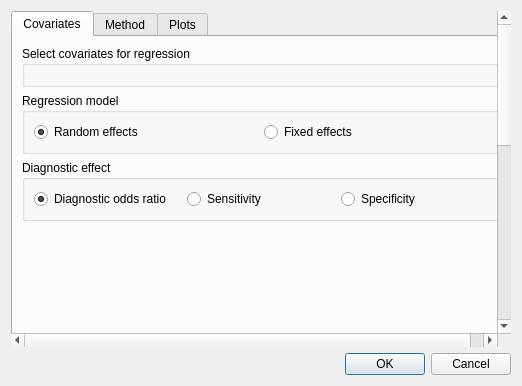
AliSalman-et-al/rc-metastudio, file src/rc_metastudio/forms/analysis_setup_dialog.ui: the form before one commit.
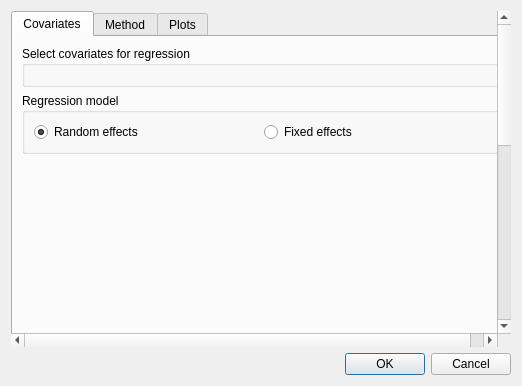
The form after the commit. Icons and pictures are not drawn. Custom widgets are drawn as their Qt base class.

What changed in the file:
```diff
--- a/src/rc_metastudio/forms/analysis_setup_dialog.ui
+++ b/src/rc_metastudio/forms/analysis_setup_dialog.ui
@@ -62,16 +62,6 @@
          </layout>
         </widget>
        </item>
-       <item>
-        <widget class="QGroupBox" name="diagnostic_regression_group">
-         <property name="title"><string>Diagnostic effect</string></property>
-         <layout class="QHBoxLayout" name="diagnostic_regression_layout">
-          <item><widget class="QRadioButton" name="dor_radio"><property name="text"><string>Diagnostic odds ratio</string></property><property name="checked"><bool>true</bool></property></widget></item>
-          <item><widget class="QRadioButton" name="sensitivity_radio"><property name="text"><string>Sensitivity</string></property></widget></item>
-          <item><widget class="QRadioButton" name="specificity_radio"><property name="text"><string>Specificity</string></property></widget></item>
-         </layout>
-        </widget>
-       </item>
        <item><spacer name="covariates_spacer"><property name="orientation"><enum>Qt::Vertical</enum></property><property name="sizeHint" stdset="0"><size><width>20</width><height>40</height></size></property></spacer></item>
       </layout>
      </widget>
```
